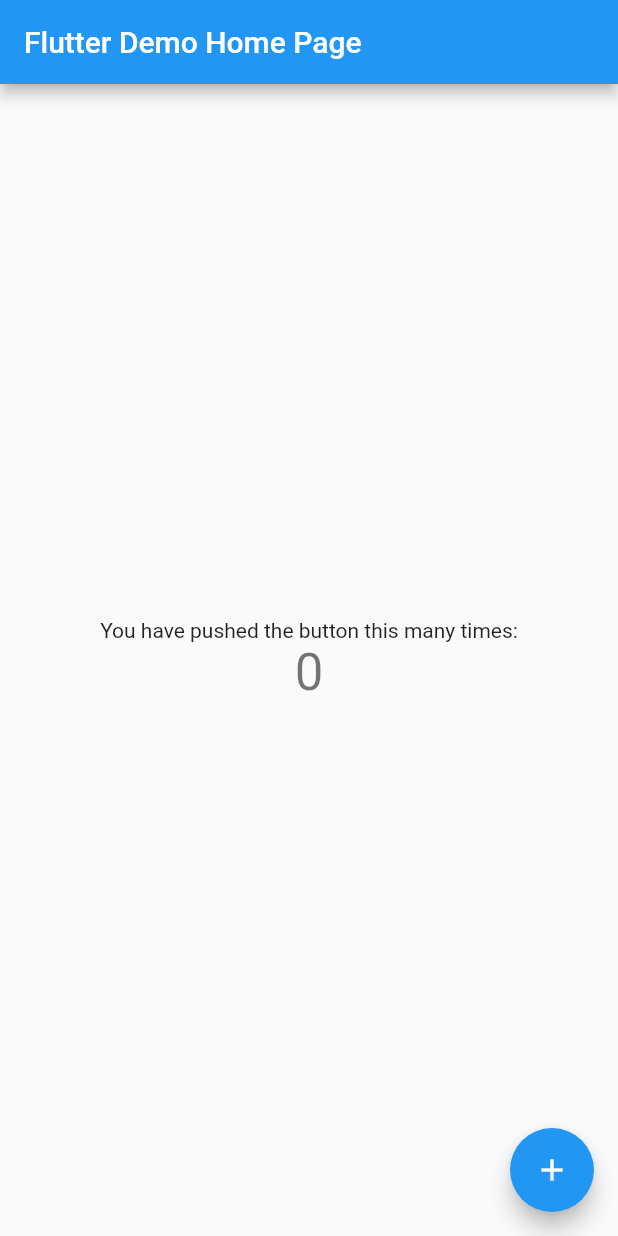
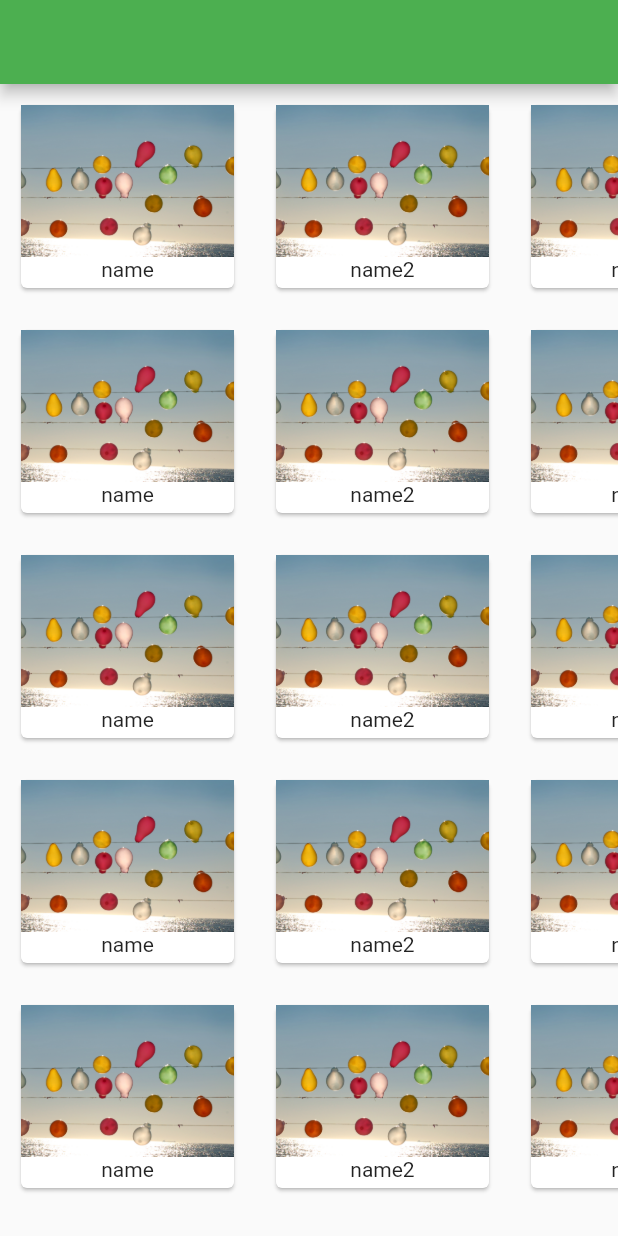
Before and after one commit to koalabzium/healthy_omnomnom, a Flutter app: the screen it shows after launch, on a phone screen of 412 x 824 dp. Run offline on Flutter 3.47's test engine with Material 2 defaults, Android fonts, the phone set to English and light mode, and no system bars.

Commit message:
basic loading, list and details views

```diff
--- a/lib/main.dart
+++ b/lib/main.dart
@@ -1,111 +1,36 @@
 import 'package:flutter/material.dart';
+import './recipe_details_view.dart';
+import './recipe.dart';
+import './loading_view.dart';
+import './recipe_list_view.dart';
 
 void main() => runApp(MyApp());
 
 class MyApp extends StatelessWidget {
-  // This widget is the root of your application.
   @override
   Widget build(BuildContext context) {
     return MaterialApp(
-      title: 'Flutter Demo',
+      title: 'Healthy Omnomnom',
       theme: ThemeData(
-        // This is the theme of your application.
-        //
-        // Try running your application with "flutter run". You'll see the
-        // application has a blue toolbar. Then, without quitting the app, try
-        // changing the primarySwatch below to Colors.green and then invoke
-        // "hot reload" (press "r" in the console where you ran "flutter run",
-        // or simply save your changes to "hot reload" in a Flutter IDE).
-        // Notice that the counter didn't reset back to zero; the application
-        // is not restarted.
-        primarySwatch: Colors.blue,
+        primarySwatch: Colors.green,
       ),
-      home: MyHomePage(title: 'Flutter Demo Home Page'),
+      home: MyHomePage(),
     );
   }
 }
 
-class MyHomePage extends StatefulWidget {
-  MyHomePage({Key key, this.title}) : super(key: key);
-
-  // This widget is the home page of your application. It is stateful, meaning
-  // that it has a State object (defined below) that contains fields that affect
-  // how it looks.
-
-  // This class is the configuration for the state. It holds the values (in this
-  // case the title) provided by the parent (in this case the App widget) and
-  // used by the build method of the State. Fields in a Widget subclass are
-  // always marked "final".
-
-  final String title;
-
-  @override
-  _MyHomePageState createState() => _MyHomePageState();
-}
-
-class _MyHomePageState extends State<MyHomePage> {
-  int _counter = 0;
-
-  void _incrementCounter() {
-    setState(() {
-      // This call to setState tells the Flutter framework that something has
-      // changed in this State, which causes it to rerun the build method below
-      // so that the display can reflect the updated values. If we changed
-      // _counter without calling setState(), then the build method would not be
-      // called again, and so nothing would appear to happen.
-      _counter++;
-    });
-  }
+class MyHomePage extends StatelessWidget {
+  final Recipe recipe = Recipe("assets/balony.jpg", "name", "type", ["a", "b", "a", "b", "a", "b"],
+      "description", ["c", "d", "e"], true);
 
   @override
   Widget build(BuildContext context) {
-    // This method is rerun every time setState is called, for instance as done
-    // by the _incrementCounter method above.
-    //
-    // The Flutter framework has been optimized to make rerunning build methods
-    // fast, so that you can just rebuild anything that needs updating rather
-    // than having to individually change instances of widgets.
     return Scaffold(
       appBar: AppBar(
-        // Here we take the value from the MyHomePage object that was created by
-        // the App.build method, and use it to set our appbar title.
-        title: Text(widget.title),
+        //title: Text(recipe.name),
       ),
-      body: Center(
-        // Center is a layout widget. It takes a single child and positions it
-        // in the middle of the parent.
-        child: Column(
-          // Column is also layout widget. It takes a list of children and
-          // arranges them vertically. By default, it sizes itself to fit its
-          // children horizontally, and tries to be as tall as its parent.
-          //
-          // Invoke "debug painting" (press "p" in the console, choose the
-          // "Toggle Debug Paint" action from the Flutter Inspector in Android
-          // Studio, or the "Toggle Debug Paint" command in Visual Studio Code)
-          // to see the wireframe for each widget.
-          //
-          // Column has various properties to control how it sizes itself and
-          // how it positions its children. Here we use mainAxisAlignment to
-          // center the children vertically; the main axis here is the vertical
-          // axis because Columns are vertical (the cross axis would be
-          // horizontal).
-          mainAxisAlignment: MainAxisAlignment.center,
-          children: <Widget>[
-            Text(
-              'You have pushed the button this many times:',
-            ),
-            Text(
-              '$_counter',
-              style: Theme.of(context).textTheme.display1,
-            ),
-          ],
-        ),
-      ),
-      floatingActionButton: FloatingActionButton(
-        onPressed: _incrementCounter,
-        tooltip: 'Increment',
-        child: Icon(Icons.add),
-      ), // This trailing comma makes auto-formatting nicer for build methods.
-    );
+//      body: RecipeDetails(recipe)
+    body: RecipeList(),
+      );
   }
 }
--- /dev/null
+++ b/lib/recipe.dart
@@ -0,0 +1,12 @@
+class Recipe {
+  String imagePath;
+  String name;
+  String type;
+  List<String> ingredients;
+  String description;
+  List<String> nutritionalFacts;
+  bool isFavourite;
+
+  Recipe(this.imagePath, this.name, this.type, this.ingredients, this.description,
+      this.nutritionalFacts, this.isFavourite);
+}
--- /dev/null
+++ b/lib/recipe_list_view.dart
@@ -0,0 +1,65 @@
+import 'package:flutter/material.dart';
+
+import './recipe.dart';
+
+class RecipeList extends StatelessWidget {
+//  final List<Recipe> recipes;
+
+  final List<Recipe> breakfasts = [Recipe("assets/balony.jpg", "name", "type", ["b", "c"], "description", ["d", "e"], true), Recipe("assets/balony.jpg", "name2", "type2", ["b", "c"], "description2", ["d", "e"], false), Recipe("assets/balony.jpg", "name", "type", ["b", "c"], "description", ["d", "e"], true), Recipe("assets/balony.jpg", "name", "type", ["b", "c"], "description", ["d", "e"], true)];
+  final List<Recipe> dinners = [Recipe("assets/balony.jpg", "name", "type", ["b", "c"], "description", ["d", "e"], true), Recipe("assets/balony.jpg", "name2", "type2", ["b", "c"], "description2", ["d", "e"], false), Recipe("assets/balony.jpg", "name", "type", ["b", "c"], "description", ["d", "e"], true), Recipe("assets/balony.jpg", "name", "type", ["b", "c"], "description", ["d", "e"], true)];
+  final List<Recipe> desserts = [Recipe("assets/balony.jpg", "name", "type", ["b", "c"], "description", ["d", "e"], true), Recipe("assets/balony.jpg", "name2", "type2", ["b", "c"], "description2", ["d", "e"], false), Recipe("assets/balony.jpg", "name", "type", ["b", "c"], "description", ["d", "e"], true), Recipe("assets/balony.jpg", "name", "type", ["b", "c"], "description", ["d", "e"], true)];
+  final List<Recipe> smoothies = [Recipe("assets/balony.jpg", "name", "type", ["b", "c"], "description", ["d", "e"], true), Recipe("assets/balony.jpg", "name2", "type2", ["b", "c"], "description2", ["d", "e"], false), Recipe("assets/balony.jpg", "name", "type", ["b", "c"], "description", ["d", "e"], true), Recipe("assets/balony.jpg", "name", "type", ["b", "c"], "description", ["d", "e"], true)];
+  final List<Recipe> owsianki = [Recipe("assets/balony.jpg", "name", "type", ["b", "c"], "description", ["d", "e"], true), Recipe("assets/balony.jpg", "name2", "type2", ["b", "c"], "description2", ["d", "e"], false), Recipe("assets/balony.jpg", "name", "type", ["b", "c"], "description", ["d", "e"], true), Recipe("assets/balony.jpg", "name", "type", ["b", "c"], "description", ["d", "e"], true)];
+
+
+//  RecipeList(this.breakfasts, this.dinners,
+//      this.desserts); //  RecipeList(this.recipes);
+
+  @override
+  Widget build(BuildContext context) {
+    return _buildRecipeList(breakfasts, dinners, desserts, smoothies, owsianki);
+  }
+
+  Widget _buildRecipeList(List<Recipe> breakfasts, List<Recipe> dinners, List<Recipe> desserts, List<Recipe> smoothies, List<Recipe> owsianki) {
+    List<List> dishes = [breakfasts, dinners, desserts, smoothies, owsianki];
+    return ListView.builder(
+        itemCount: 5,
+        itemBuilder: (BuildContext context, int index) {
+          return _buildRecipeRow(dishes[index]);
+        }
+    );
+  }
+
+  Widget _buildRecipeRow(List<Recipe> list) {
+    double height = 150.0;
+    return SizedBox(
+      height: height,
+      child: ListView.builder(
+        scrollDirection: Axis.horizontal,
+          itemCount: list.length,
+          itemBuilder: (BuildContext context, int index){
+          return _buildSingleTile(list[index], height);
+          },
+      )
+    );
+  }
+
+  Widget _buildSingleTile(Recipe recipe, double parentSize) {
+    return Container(
+      padding: EdgeInsets.all(10.0),
+      child: SizedBox(
+        width: parentSize,
+        height: parentSize,
+        child: Card(
+          child: Column(
+            children: <Widget>[
+              Image.asset(recipe.imagePath),
+              Text(recipe.name),
+            ],
+          )
+        )
+      )
+    );
+  }
+
+}
--- a/pubspec.yaml
+++ b/pubspec.yaml
@@ -41,8 +41,9 @@ flutter:
   uses-material-design: true
 
   # To add assets to your application, add an assets section, like this:
-  # assets:
-  #  - images/a_dot_burr.jpeg
+  assets:
+    - assets/balony.jpg
+    - assets/HOlogo.png
   #  - images/a_dot_ham.jpeg
 
   # An image asset can refer to one or more resolution-specific "variants", see
```
Also changed, not shown: lib/loading_view.dart (added, +10 -0 lines), lib/recipe_details_view.dart (added, +66 -0 lines), assets/HOlogo.png (added), assets/balony.jpg (added).
